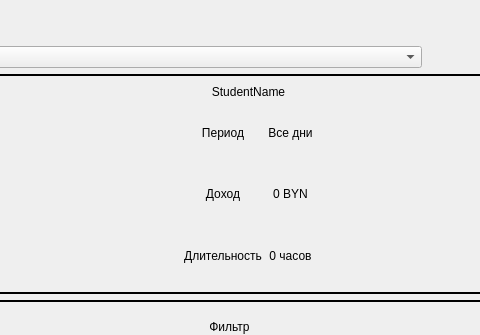
Before: the Qt Designer form ui_templates/windows/main_window.ui in IliaSuponeff/StudentsAccounting, drawn with Qt 5; both pictures show x 239 to 719 and y 0 to 335 of the 1200 by 740 pixel window.
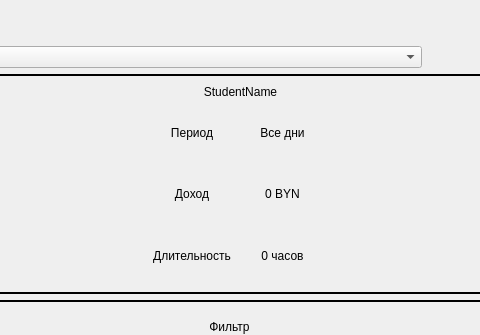
After: the same form once the commit is applied.

Patch:
```diff
--- a/ui_templates/windows/main_window.ui
+++ b/ui_templates/windows/main_window.ui
@@ -265,6 +265,12 @@
              <layout class="QGridLayout" name="gLayout_3">
               <item row="0" column="1">
                <widget class="QLabel" name="period_info_lbl">
+                <property name="sizePolicy">
+                 <sizepolicy hsizetype="Expanding" vsizetype="Preferred">
+                  <horstretch>0</horstretch>
+                  <verstretch>0</verstretch>
+                 </sizepolicy>
+                </property>
                 <property name="text">
                  <string>Все дни</string>
                 </property>
```
